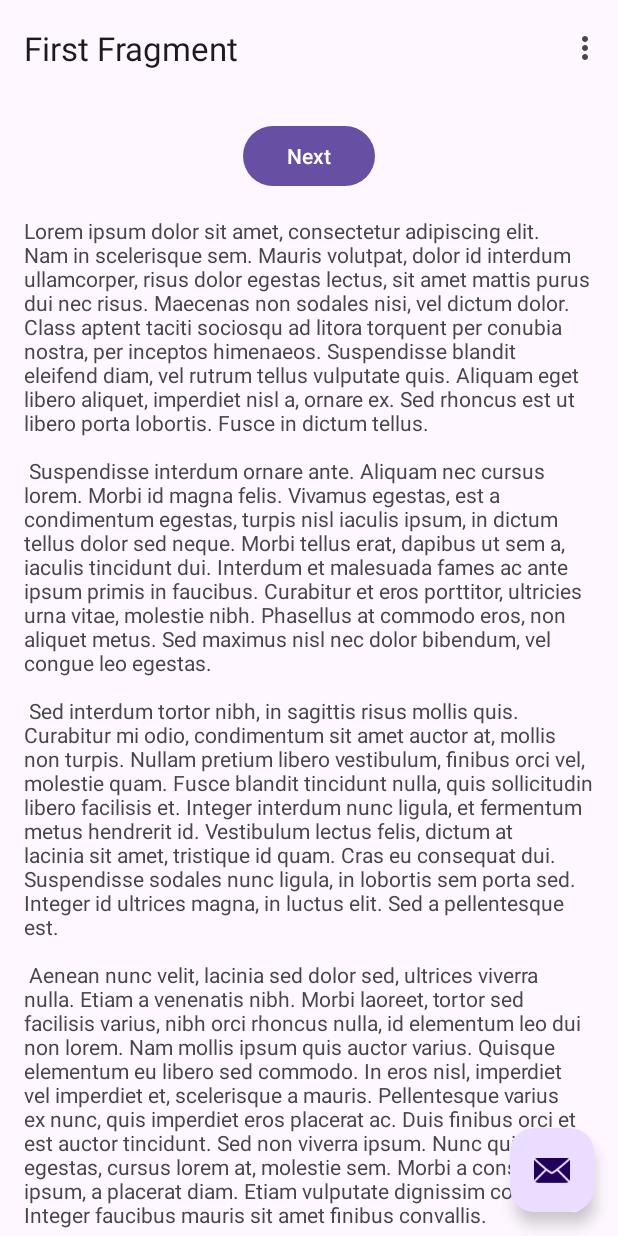
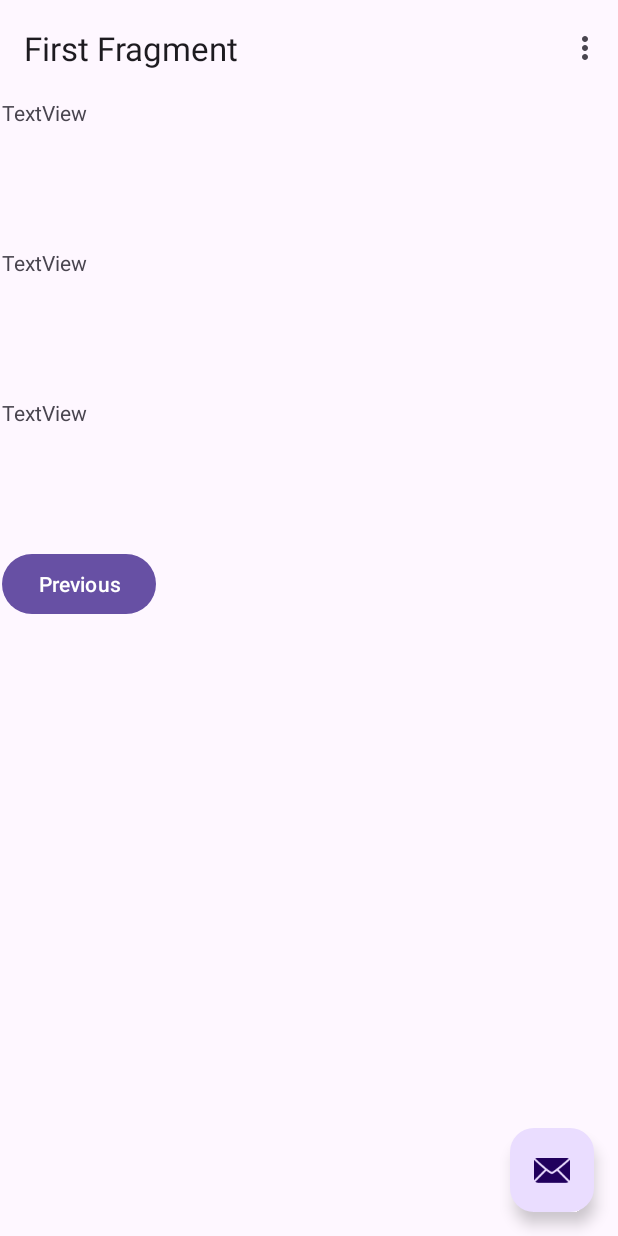
Before and after one commit to TECH7Fox/MyoAssistant, an Android app: the screen it shows after launch (MainActivity), on a phone screen of 412 x 824 dp. Run offline under Robolectric (Android 15) with nearby library versions, the phone set to English and light mode, and no system bars; our stand-ins replace navigation-ui; libraries missing offline, so code that uses them is left out: com.tech7fox.myolink; 4 statements that could not run were skipped.

```diff
--- a/app/src/main/AndroidManifest.xml
+++ b/app/src/main/AndroidManifest.xml
@@ -3,6 +3,9 @@
     xmlns:tools="http://schemas.android.com/tools"
     package="com.tech7fox.myoassistant">
 
+    <uses-permission android:name="android.permission.ACCESS_COARSE_LOCATION"/>
+    <uses-permission android:name="android.permission.ACCESS_FINE_LOCATION"/>
+    <uses-permission android:name="android.permission.ACCESS_BACKGROUND_LOCATION"/>
     <application
         android:allowBackup="true"
         android:dataExtractionRules="@xml/data_extraction_rules"
--- a/app/src/main/java/com/tech7fox/myoassistant/FirstFragment.kt
+++ b/app/src/main/java/com/tech7fox/myoassistant/FirstFragment.kt
@@ -1,28 +1,50 @@
 package com.tech7fox.myoassistant
 
+import android.Manifest
+import android.graphics.Color
 import android.os.Bundle
-import androidx.fragment.app.Fragment
 import android.view.LayoutInflater
 import android.view.View
 import android.view.ViewGroup
-import androidx.navigation.fragment.findNavController
+import androidx.core.app.ActivityCompat
+import androidx.fragment.app.Fragment
 import com.tech7fox.myoassistant.databinding.FragmentFirstBinding
+import com.tech7fox.myolink.BaseMyo
+import com.tech7fox.myolink.BaseMyo.ConnectionListener
+import com.tech7fox.myolink.Myo
+import com.tech7fox.myolink.MyoCmds
+import com.tech7fox.myolink.MyoConnector
+import com.tech7fox.myolink.tools.Logy
+
 
 /**
- * A simple [Fragment] subclass as the default destination in the navigation.
+ * A simple [Fragment] subclass as the second destination in the navigation.
  */
-class FirstFragment : Fragment() {
+class FirstFragment : Fragment(), ConnectionListener {
 
     private var _binding: FragmentFirstBinding? = null
+    private var mScanning = false
+    private var myMyo: Myo? = null;
+    //private var mScannerCallback: MyoConnector.ScannerCallback = MyoConnector.ScannerCallback {
+    //    Logy.d("log", "test");
+    //}
 
     // This property is only valid between onCreateView and
     // onDestroyView.
     private val binding get() = _binding!!
 
     override fun onCreateView(
-            inflater: LayoutInflater, container: ViewGroup?,
-            savedInstanceState: Bundle?
+        inflater: LayoutInflater, container: ViewGroup?,
+        savedInstanceState: Bundle?
     ): View? {
+
+        Logy.sLoglevel = Logy.VERBOSE;
+
+        ActivityCompat.requestPermissions(
+            requireActivity(),
+            arrayOf(Manifest.permission.ACCESS_COARSE_LOCATION, Manifest.permission.ACCESS_FINE_LOCATION, Manifest.permission.ACCESS_BACKGROUND_LOCATION),
+            1
+        )
 
         _binding = FragmentFirstBinding.inflate(inflater, container, false)
         return binding.root
@@ -32,13 +54,48 @@ class FirstFragment : Fragment() {
     override fun onViewCreated(view: View, savedInstanceState: Bundle?) {
         super.onViewCreated(view, savedInstanceState)
 
-        binding.buttonFirst.setOnClickListener {
-            findNavController().navigate(R.id.action_FirstFragment_to_SecondFragment)
+        binding.buttonSecond.setOnClickListener {
+            myMyo?.writeVibrate(MyoCmds.VibrateType.SHORT, null)
+            myMyo?.writeLEDs(Color.valueOf(0f, 0f, 255f), Color.valueOf(0f, 0f, 255f), null)
         }
+    }
+
+    override fun onResume() {
+        Logy.d("onResume", "triggered!");
+        val mMyoConnector = MyoConnector(requireContext());
+        mMyoConnector.scan(5000, MyoConnector.ScannerCallback() {
+            Logy.d("scannerCallback", "MYOS:" + it.size);
+            var myo: Myo = it[0];
+            myMyo = myo;
+
+            myo.addConnectionListener(this);
+            myo.connect();
+            myo.writeUnlock(
+                MyoCmds.UnlockType.HOLD
+            ) {
+                myo, _ -> myo.writeVibrate(MyoCmds.VibrateType.LONG, null)
+
+                myo.writeLEDs(
+                    Color.valueOf(0f, 0f, 255f),
+                    Color.valueOf(0f, 255f, 0f),
+                    null
+                );
+            }
+        });
+        super.onResume()
     }
 
     override fun onDestroyView() {
         super.onDestroyView()
         _binding = null
     }
+
+    override fun onConnectionStateChanged(myo: BaseMyo, state: BaseMyo.ConnectionState) {
+        Logy.d("ConnectionStateChanged", "Connection changed to: $state");
+        if (view == null) return
+
+        //if (state == BaseMyo.ConnectionState.DISCONNECTED) {
+        //    requireView().post { mContainer.removeView(mMyoViewMap.get(myo)) }
+        //}
+    }
 }
--- a/app/src/main/res/layout/fragment_first.xml
+++ b/app/src/main/res/layout/fragment_first.xml
@@ -1,36 +1,69 @@
 <?xml version="1.0" encoding="utf-8"?>
-<androidx.core.widget.NestedScrollView xmlns:android="http://schemas.android.com/apk/res/android"
+<androidx.constraintlayout.widget.ConstraintLayout xmlns:android="http://schemas.android.com/apk/res/android"
     xmlns:app="http://schemas.android.com/apk/res-auto"
     xmlns:tools="http://schemas.android.com/tools"
+    android:id="@+id/nestedScrollView"
     android:layout_width="match_parent"
     android:layout_height="match_parent"
     tools:context=".FirstFragment">
 
-    <androidx.constraintlayout.widget.ConstraintLayout
+
+    <LinearLayout
+        android:id="@+id/listMyos"
         android:layout_width="match_parent"
         android:layout_height="match_parent"
-        android:padding="16dp">
+        android:layout_marginStart="1dp"
+        android:layout_marginTop="1dp"
+        android:layout_marginEnd="1dp"
+        android:layout_marginBottom="1dp"
+        android:orientation="vertical"
+        app:layout_constraintBottom_toBottomOf="parent"
+        app:layout_constraintEnd_toEndOf="parent"
+        app:layout_constraintStart_toStartOf="parent"
+        app:layout_constraintTop_toTopOf="parent">
+
+
+        <FrameLayout
+            android:layout_width="match_parent"
+            android:layout_height="100dp"
+            android:clickable="true">
+
+            <TextView
+                android:id="@+id/textView3"
+                android:layout_width="wrap_content"
+                android:layout_height="wrap_content"
+                android:text="TextView" />
+        </FrameLayout>
+
+        <FrameLayout
+            android:layout_width="match_parent"
+            android:layout_height="100dp"
+            android:clickable="true">
+
+            <TextView
+                android:id="@+id/textView4"
+                android:layout_width="wrap_content"
+                android:layout_height="wrap_content"
+                android:text="TextView" />
+        </FrameLayout>
+
+        <FrameLayout
+            android:layout_width="match_parent"
+            android:layout_height="100dp"
+            android:clickable="true">
+
+            <TextView
+                android:id="@+id/textView5"
+                android:layout_width="wrap_content"
+                android:layout_height="wrap_content"
+                android:text="TextView" />
+        </FrameLayout>
 
         <Button
-            android:id="@+id/button_first"
+            android:id="@+id/button_second"
             android:layout_width="wrap_content"
             android:layout_height="wrap_content"
-            android:text="@string/next"
-            app:layout_constraintBottom_toTopOf="@id/textview_first"
-            app:layout_constraintEnd_toEndOf="parent"
-            app:layout_constraintStart_toStartOf="parent"
-            app:layout_constraintTop_toTopOf="parent" />
-        />
+            android:text="@string/previous" />
+    </LinearLayout>
 
-        <TextView
-            android:id="@+id/textview_first"
-            android:layout_width="wrap_content"
-            android:layout_height="wrap_content"
-            android:layout_marginTop="16dp"
-            android:text="@string/lorem_ipsum"
-            app:layout_constraintBottom_toBottomOf="parent"
-            app:layout_constraintEnd_toEndOf="parent"
-            app:layout_constraintStart_toStartOf="parent"
-            app:layout_constraintTop_toBottomOf="@id/button_first" />
-    </androidx.constraintlayout.widget.ConstraintLayout>
-</androidx.core.widget.NestedScrollView>
+</androidx.constraintlayout.widget.ConstraintLayout>
```
Also changed, not shown: app/build.gradle (+6 -7 lines), settings.gradle (+6 -2 lines).
